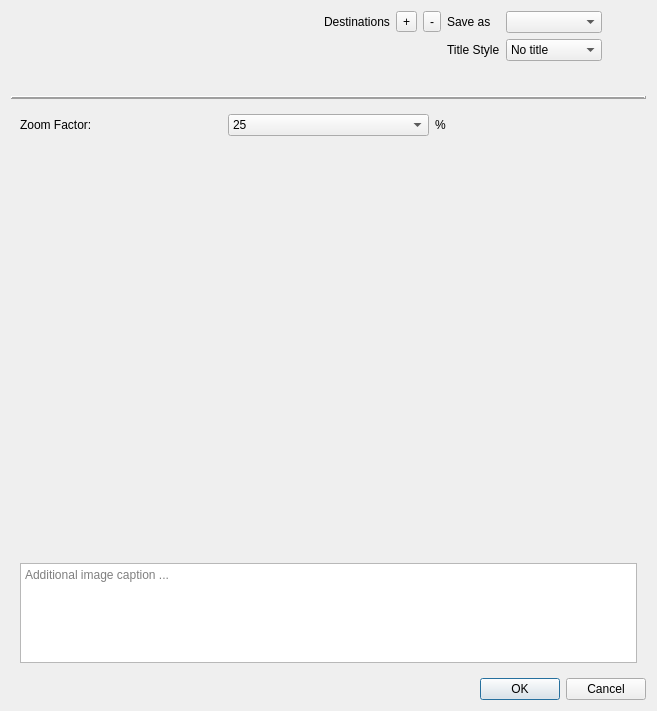
The window that src/pythonGui/karabogui/dialogs/ui/logbook.ui (European-XFEL/Karabo) describes before a commit, drawn with Qt 5.
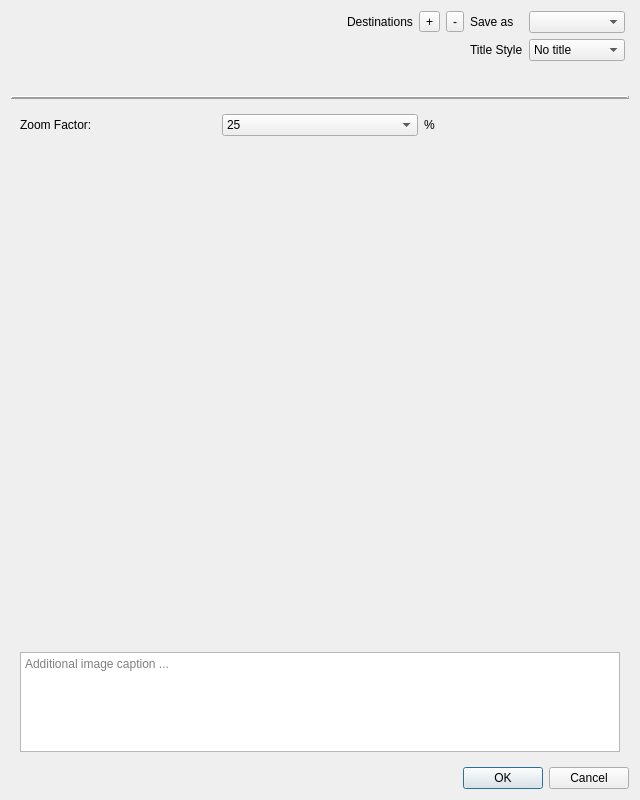
The same window after the commit.

Commit message: GUI: Adjust logbook dialog size and policies

Patch:
```diff
--- a/src/pythonGui/karabogui/dialogs/ui/logbook.ui
+++ b/src/pythonGui/karabogui/dialogs/ui/logbook.ui
@@ -6,14 +6,14 @@
    <rect>
     <x>0</x>
     <y>0</y>
-    <width>657</width>
-    <height>711</height>
+    <width>640</width>
+    <height>800</height>
    </rect>
   </property>
   <property name="minimumSize">
    <size>
-    <width>200</width>
-    <height>100</height>
+    <width>600</width>
+    <height>600</height>
    </size>
   </property>
   <property name="maximumSize">
@@ -52,32 +52,6 @@
          </item>
         </widget>
        </item>
-       <item row="1" column="0">
-        <widget class="QLabel" name="label_11">
-         <property name="text">
-          <string>Title Style</string>
-         </property>
-        </widget>
-       </item>
-       <item row="0" column="2">
-        <spacer name="horizontalSpacer_6">
-         <property name="orientation">
-          <enum>Qt::Horizontal</enum>
-         </property>
-         <property name="sizeType">
-          <enum>QSizePolicy::Fixed</enum>
-         </property>
-         <property name="sizeHint" stdset="0">
-          <size>
-           <width>40</width>
-           <height>20</height>
-          </size>
-         </property>
-        </spacer>
-       </item>
-       <item row="0" column="1">
-        <widget class="QComboBox" name="combo_datatype"/>
-       </item>
        <item row="0" column="0">
         <widget class="QLabel" name="label_10">
          <property name="text">
@@ -85,6 +59,16 @@
          </property>
         </widget>
        </item>
+       <item row="0" column="1">
+        <widget class="QComboBox" name="combo_datatype"/>
+       </item>
+       <item row="1" column="0">
+        <widget class="QLabel" name="label_11">
+         <property name="text">
+          <string>Title Style</string>
+         </property>
+        </widget>
+       </item>
        <item row="2" column="1">
         <spacer name="verticalSpacer">
          <property name="orientation">
@@ -140,8 +124,17 @@
      </item>
      <item row="0" column="0">
       <layout class="QGridLayout" name="gridLayout_6">
+       <property name="sizeConstraint">
+        <enum>QLayout::SetNoConstraint</enum>
+       </property>
        <item row="0" column="0" rowspan="2">
         <widget class="QWidget" name="stream_widget" native="true">
+         <property name="sizePolicy">
+          <sizepolicy hsizetype="MinimumExpanding" vsizetype="Preferred">
+           <horstretch>0</horstretch>
+           <verstretch>0</verstretch>
+          </sizepolicy>
+         </property>
          <layout class="QVBoxLayout" name="destinations_layout">
           <property name="leftMargin">
            <number>0</number>
@@ -160,19 +153,6 @@
        </item>
        <item row="0" column="2">
         <layout class="QHBoxLayout" name="horizontalLayout_2">
-         <item>
-          <spacer name="horizontalSpacer">
-           <property name="orientation">
-            <enum>Qt::Horizontal</enum>
-           </property>
-           <property name="sizeHint" stdset="0">
-            <size>
-             <width>5</width>
-             <height>20</height>
-            </size>
-           </property>
-          </spacer>
-         </item>
          <item>
           <widget class="QLabel" name="label">
            <property name="sizePolicy">
```
The commit also changes 1 other file.
